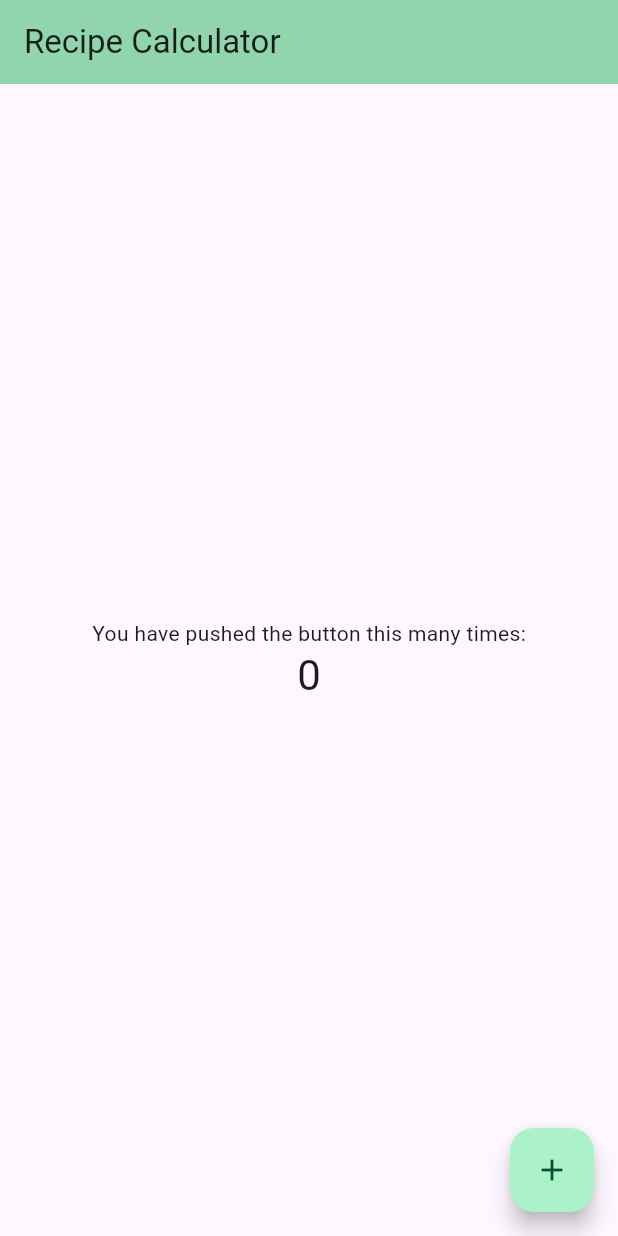
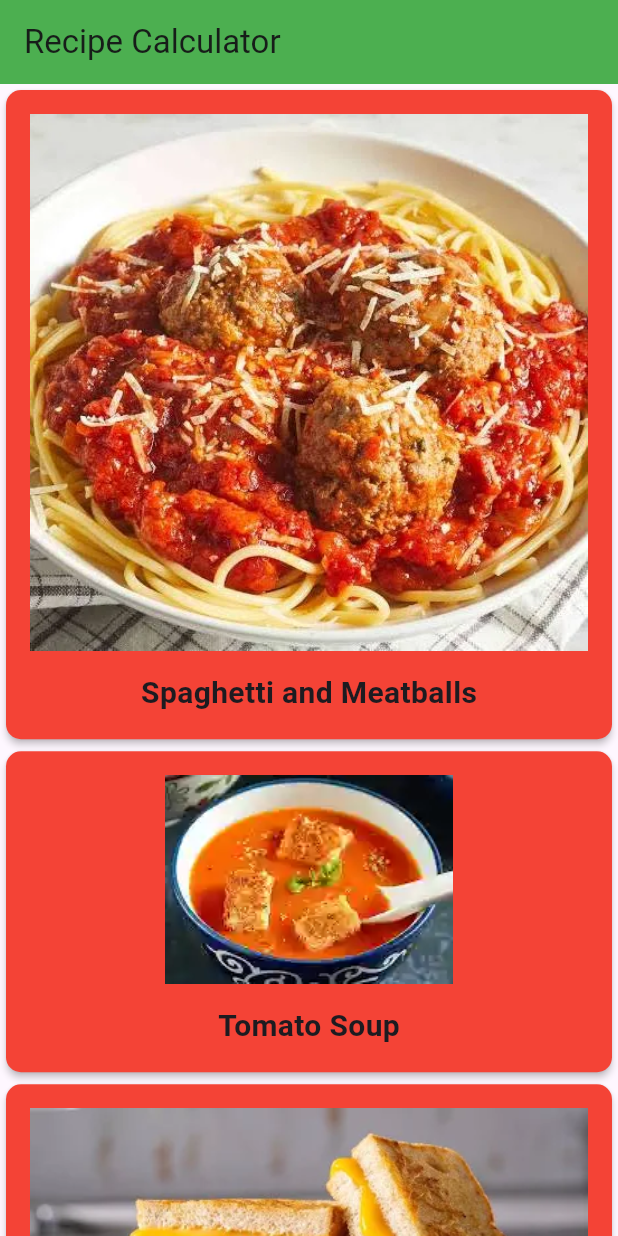
Before and after one commit to tuanduy35399/Learn_Flutter, a Flutter app: the screen it shows after launch, on a phone screen of 412 x 824 dp. Run offline on Flutter 3.47's test engine with Material 3 defaults, Android fonts, the light colour scheme and no system bars; our stand-ins replace device_preview; Roboto replaces fonts that are missing (Palatino).

Commit message:
add tool review

```diff
--- a/recipes/lib/main.dart
+++ b/recipes/lib/main.dart
@@ -1,7 +1,14 @@
+import 'package:flutter/foundation.dart';
 import 'package:flutter/material.dart';
-
+import 'recipe.dart';
+import 'recipe_detail.dart';
+import 'package:device_preview/device_preview.dart';
 void main() {
-  runApp(const RecipesApp());
+  runApp( DevicePreview(
+    enabled: !kReleaseMode, // Chỉ bật khi chạy debug, tắt khi build release
+    builder: (context) => const RecipesApp(), // App của bạn
+  )
+  );
 }
 
 class RecipesApp extends StatelessWidget {
@@ -11,11 +18,15 @@ class RecipesApp extends StatelessWidget {
   @override //ghi đè hàm build có sẵn trong StatelessWidget
   Widget build(BuildContext context) {
     //Tạo 1 đối tượng them cho ThemeData
-    final ThemeData theme= ThemeData();
+    final ThemeData theme = ThemeData();
     //ThemeData will show the standard Material defaults
     return MaterialApp(
+      useInheritedMediaQuery: true,
+      locale: DevicePreview.locale(context),
+      builder: DevicePreview.appBuilder,
       title: 'Flutter Demo',
-      theme: theme.copyWith( //định nghĩa giao diện mặc định cho toàn bộ app
+      theme: theme.copyWith(
+        //định nghĩa giao diện mặc định cho toàn bộ app
         /*
          MaterialApp
           │
@@ -27,9 +38,7 @@ class RecipesApp extends StatelessWidget {
           │
           └── Navigator
         * */
-          colorScheme: ColorScheme.fromSeed(
-            seedColor: Colors.greenAccent,
-          ),
+        colorScheme: ColorScheme.fromSeed(seedColor: Colors.greenAccent),
       ),
       home: const MyHomePage(title: 'Recipe Calculator'),
     );
@@ -46,69 +55,61 @@ class MyHomePage extends StatefulWidget {
 }
 
 class _MyHomePageState extends State<MyHomePage> {
-  int _counter = 0;
-
-  void _incrementCounter() {
-    setState(() {
-      // This call to setState tells the Flutter framework that something has
-      // changed in this State, which causes it to rerun the build method below
-      // so that the display can reflect the updated values. If we changed
-      // _counter without calling setState(), then the build method would not be
-      // called again, and so nothing would appear to happen.
-      _counter++;
-    });
+  @override
+  Widget build(BuildContext context) {
+    return Scaffold(
+      appBar: AppBar(title: Text(widget.title), backgroundColor: Colors.green),
+      body: SafeArea(
+        // 4
+        child: ListView.builder(
+          itemBuilder: (context, index) {
+            return GestureDetector(
+              // 8
+              onTap: () {
+                // 9
+                Navigator.push(
+                  context,
+                  MaterialPageRoute(
+                    builder: (context) {
+                      // 10
+                      return RecipeDetail(recipe: Recipe.samples[index]);
+                    },
+                  ),
+                );
+              },
+              // 11
+              child: buildRecipeCard(Recipe.samples[index]),
+            );
+          },
+          itemCount: Recipe.samples.length,
+        ),
+      ),
+    );
   }
 
-  @override
-  Widget build(BuildContext context) {
-    // This method is rerun every time setState is called, for instance as done
-    // by the _incrementCounter method above.
-    //
-    // The Flutter framework has been optimized to make rerunning build methods
-    // fast, so that you can just rebuild anything that needs updating rather
-    // than having to individually change instances of widgets.
-    return Scaffold(
-      appBar: AppBar(
-        // TRY THIS: Try changing the color here to a specific color (to
-        // Colors.amber, perhaps?) and trigger a hot reload to see the AppBar
-        // change color while the other colors stay the same.
-        backgroundColor: Theme.of(context).colorScheme.inversePrimary,
-        // Here we take the value from the MyHomePage object that was created by
-        // the App.build method, and use it to set our appbar title.
-        title: Text(widget.title),
-      ),
-      body: Center(
-        // Center is a layout widget. It takes a single child and positions it
-        // in the middle of the parent.
+  Widget buildRecipeCard(Recipe recipe) {
+    return Card(
+      color: Colors.red,
+      elevation: 2.0,
+      shape: RoundedRectangleBorder(borderRadius: BorderRadius.circular(10.0)),
+      child: Padding(
+        padding: const EdgeInsets.all(16.0),
         child: Column(
-          // Column is also a layout widget. It takes a list of children and
-          // arranges them vertically. By default, it sizes itself to fit its
-          // children horizontally, and tries to be as tall as its parent.
-          //
-          // Column has various properties to control how it sizes itself and
-          // how it positions its children. Here we use mainAxisAlignment to
-          // center the children vertically; the main axis here is the vertical
-          // axis because Columns are vertical (the cross axis would be
-          // horizontal).
-          //
-          // TRY THIS: Invoke "debug painting" (choose the "Toggle Debug Paint"
-          // action in the IDE, or press "p" in the console), to see the
-          // wireframe for each widget.
-          mainAxisAlignment: .center,
-          children: [
-            const Text('You have pushed the button this many times:'),
+          children: <Widget>[
+            Image(image: AssetImage(recipe.imageUrl)),
+            //Chèn thêm 1 SizedBox
+            const SizedBox(height: 14.0),
             Text(
-              '$_counter',
-              style: Theme.of(context).textTheme.headlineMedium,
+              recipe.label,
+              style: TextStyle(
+                fontSize: 20.0,
+                fontWeight: FontWeight.w700,
+                fontFamily: 'Palatino',
+              ),
             ),
           ],
         ),
       ),
-      floatingActionButton: FloatingActionButton(
-        onPressed: _incrementCounter,
-        tooltip: 'Increment',
-        child: const Icon(Icons.add),
-      ),
     );
   }
 }
--- /dev/null
+++ b/recipes/lib/recipe.dart
@@ -0,0 +1,20 @@
+class Recipe {
+  String label; String imageUrl;
+  // TODO: Add servings and ingredients here
+  Recipe( this.label, this.imageUrl, );
+  // TODO: Add List<Recipe> here
+  static List<Recipe> samples = [
+    Recipe( 'Spaghetti and Meatballs', 'assets/2126711929_ef763de2b3_w.png', ),
+  Recipe( 'Tomato Soup', 'assets/27729023535_a57606c1be.png', ),
+  Recipe( 'Grilled Cheese', 'assets/3187380632_5056654a19_b.png', ),
+  Recipe( 'Chocolate Chip Cookies', 'assets/15992102771_b92f4cc00a_b.png', ),
+    Recipe(
+      'Taco Salad',
+      'assets/8533381643_a31a99e8a6_c.png',
+    ),
+    Recipe(
+      'Hawaiian Pizza',
+      'assets/15452035777_294cefced5_c.png',
+    ),
+  ];
+}
--- a/recipes/pubspec.yaml
+++ b/recipes/pubspec.yaml
@@ -34,6 +34,7 @@ dependencies:
   # The following adds the Cupertino Icons font to your application.
   # Use with the CupertinoIcons class for iOS style icons.
   cupertino_icons: ^1.0.8
+  device_preview: ^1.3.1
 
 dev_dependencies:
   flutter_test:
@@ -61,7 +62,8 @@ flutter:
   # assets:
   #   - images/a_dot_burr.jpeg
   #   - images/a_dot_ham.jpeg
-
+  assets:
+    - assets/
   # An image asset can refer to one or more resolution-specific "variants", see
   # https://flutter.dev/to/resolution-aware-images
 
```
Also changed, not shown: recipes/lib/recipe_detail.dart (added, +46 -0 lines), recipes/assets/15452035777_294cefced5_c.png (added), recipes/assets/15992102771_b92f4cc00a_b.png (added), recipes/assets/2126711929_ef763de2b3_w.png (added), recipes/assets/27729023535_a57606c1be.png (added), recipes/assets/3187380632_5056654a19_b.png (added), recipes/assets/8533381643_a31a99e8a6_c.png (added), recipes/pubspec.lock, 1 other file.
